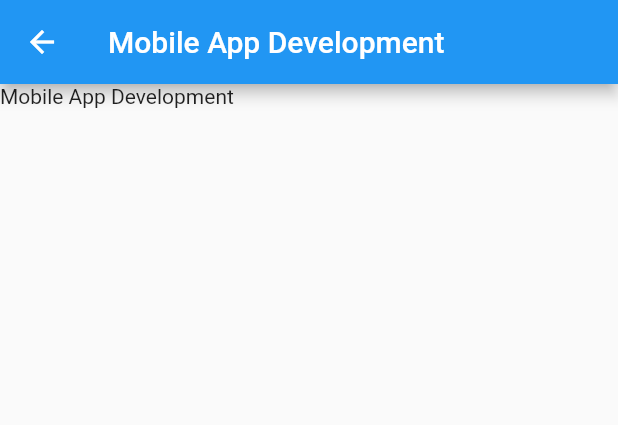
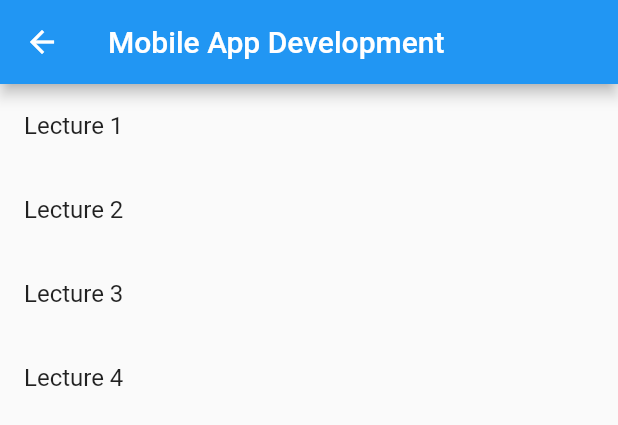
Before and after one commit to mobileappdevhm19/ILA-Flutter, a Flutter app: the CoursesWidget widget shown alone on an empty page, opened directly, after a tap on "Mobile App Development", on a phone screen of 412 x 824 dp. Shown: the top 425 px of the screen. Run offline on Flutter 3.47's test engine with Material 2 defaults, Android fonts, the phone set to English and light mode, and no system bars.

Commit message:
Add Lecture View

```diff
--- a/ila/lib/views/courses/courseWidget.dart
+++ b/ila/lib/views/courses/courseWidget.dart
@@ -1,5 +1,6 @@
 import 'package:flutter/material.dart';
 import 'package:ila/views/courses/coursesWidget.dart';
+import 'package:ila/views/lectures/lectureWidget.dart';
 
 class CourseWidget extends StatefulWidget {
   final Course course;
@@ -15,7 +16,22 @@ class CourseWidgetState extends State<CourseWidget> {
   Widget build(BuildContext context) {
     return Scaffold(
       appBar: AppBar(title: Text(this.widget.course.title),),
-      body: Text(this.widget.course.title),
+      body: ListView.builder(// Let the ListView know how many items it needs to build
+        itemCount: widget.course.lectures.length,
+        // Provide a builder function. This is where the magic happens! We'll
+        // convert each item into a Widget based on the type of item it is.
+        itemBuilder: (context, index) {
+          final item = widget.course.lectures[index];
+
+          return ListTile(
+            title: Text(item.title),
+            onTap: () => onTapped(context, item),
+          );
+        },),
     );
   }
+  onTapped(BuildContext context, Lecture lecture) {
+    Navigator.push(context,
+        MaterialPageRoute(builder: (context) => LectureWidget(lecture: lecture)));
+  }
 }
--- a/ila/lib/views/courses/coursesWidget.dart
+++ b/ila/lib/views/courses/coursesWidget.dart
@@ -1,12 +1,45 @@
 import 'package:flutter/material.dart';
 import 'package:ila/views/courses/courseWidget.dart';
+import 'package:ila/views/lectures/lectureWidget.dart';
 
 class CoursesWidget extends StatelessWidget {
   final List<Course> items = [
-    Course(title: 'Mobile App Development', description: 'Flutter Apps'),
-    Course(title: 'Signal Processing', description: 'Digital Signal Systems'),
-    Course(title: 'Autonomous Systems', description: 'Indoor Navigation'),
-    Course(title: 'Multisensor Navigation', description: 'Navigation Algorithmen')
+    Course(
+        title: 'Mobile App Development',
+        description: 'Flutter Apps',
+        lectures: [
+          Lecture(title: 'Lecture 1'),
+          Lecture(title: 'Lecture 2'),
+          Lecture(title: 'Lecture 3'),
+          Lecture(title: 'Lecture 4')
+        ]),
+    Course(
+        title: 'Signal Processing',
+        description: 'Digital Signal Systems',
+        lectures: [
+          Lecture(title: 'Lecture 1'),
+          Lecture(title: 'Lecture 2'),
+          Lecture(title: 'Lecture 3'),
+          Lecture(title: 'Lecture 4')
+        ]),
+    Course(
+        title: 'Autonomous Systems',
+        description: 'Indoor Navigation',
+        lectures: [
+          Lecture(title: 'Lecture 1'),
+          Lecture(title: 'Lecture 2'),
+          Lecture(title: 'Lecture 3'),
+          Lecture(title: 'Lecture 4')
+        ]),
+    Course(
+        title: 'Multisensor Navigation',
+        description: 'Navigation Algorithmen',
+        lectures: [
+          Lecture(title: 'Lecture 1'),
+          Lecture(title: 'Lecture 2'),
+          Lecture(title: 'Lecture 3'),
+          Lecture(title: 'Lecture 4')
+        ])
   ];
 
   @override
@@ -36,6 +69,7 @@ class CoursesWidget extends StatelessWidget {
 
 class Course {
   String title, description;
+  List<Lecture> lectures;
 
-  Course({this.title, this.description});
+  Course({this.title, this.description, this.lectures});
 }
--- /dev/null
+++ b/ila/lib/views/lectures/lectureWidget.dart
@@ -0,0 +1,38 @@
+import 'package:flutter/material.dart';
+
+class LectureWidget extends StatefulWidget {
+  Lecture lecture;
+
+  LectureWidget({this.lecture});
+
+  @override
+  LectureWidgetState createState() => LectureWidgetState();
+}
+
+class LectureWidgetState extends State<LectureWidget> {
+  @override
+  Widget build(BuildContext context) {
+    return Scaffold(
+      appBar: AppBar(
+        title: Text(this.widget.lecture.title),
+      ),
+      body: Center(
+        child: Column(children: <Widget>[
+          FlatButton(
+            child: Icon(
+              Icons.block,
+              size: 80,
+            ),
+            onPressed: () => print('Need pause!!!'),
+          ),
+        ]),
+      ),
+    );
+  }
+}
+
+class Lecture {
+  String title;
+
+  Lecture({this.title});
+}
```
